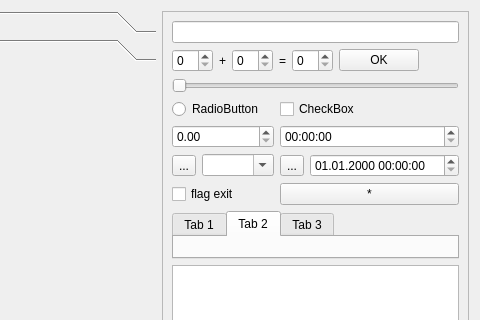
First picture: the form in Qt/my_programm/_For_tests/src/for_tests_mainbox/src/ui/for_tests_mainbox.ui, repository RinatB2017/mega_GIT, before the edit; both pictures show x 133 to 613 and y 0 to 320 of the 613 by 435 pixel window.
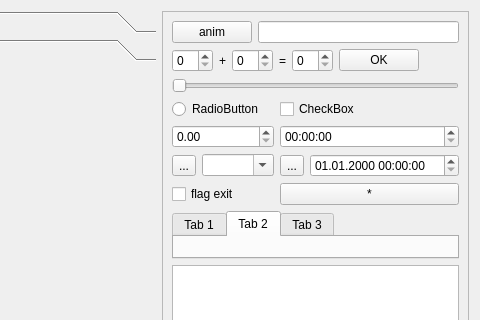
Second picture: the form after the edit. The open tabs and pages were chosen to show the change. Icons and pictures are not drawn.

Patch:
```diff
--- a/Qt/my_programm/_For_tests/src/for_tests_mainbox/src/ui/for_tests_mainbox.ui
+++ b/Qt/my_programm/_For_tests/src/for_tests_mainbox/src/ui/for_tests_mainbox.ui
@@ -84,7 +84,18 @@
      </property>
      <layout class="QVBoxLayout" name="verticalLayout_5">
       <item>
-       <widget class="QLineEdit" name="lineEdit"/>
+       <layout class="QHBoxLayout" name="horizontalLayout_4">
+        <item>
+         <widget class="QPushButton" name="btn_animation">
+          <property name="text">
+           <string>anim</string>
+          </property>
+         </widget>
+        </item>
+        <item>
+         <widget class="QLineEdit" name="lineEdit"/>
+        </item>
+       </layout>
       </item>
       <item>
        <layout class="QHBoxLayout" name="horizontalLayout_3">
```
Left out of the diff: 6 changed lines with no effect on the pictures.
